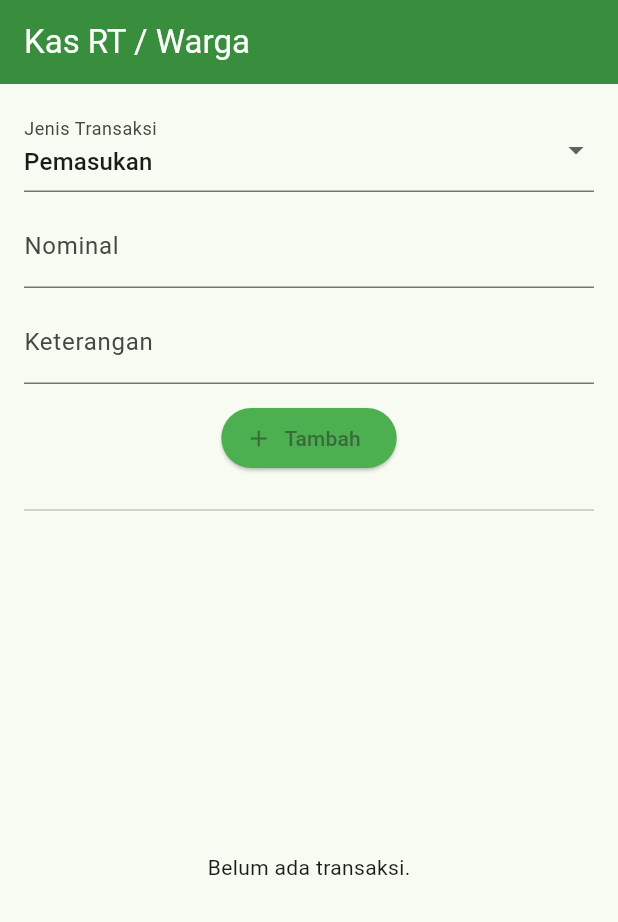
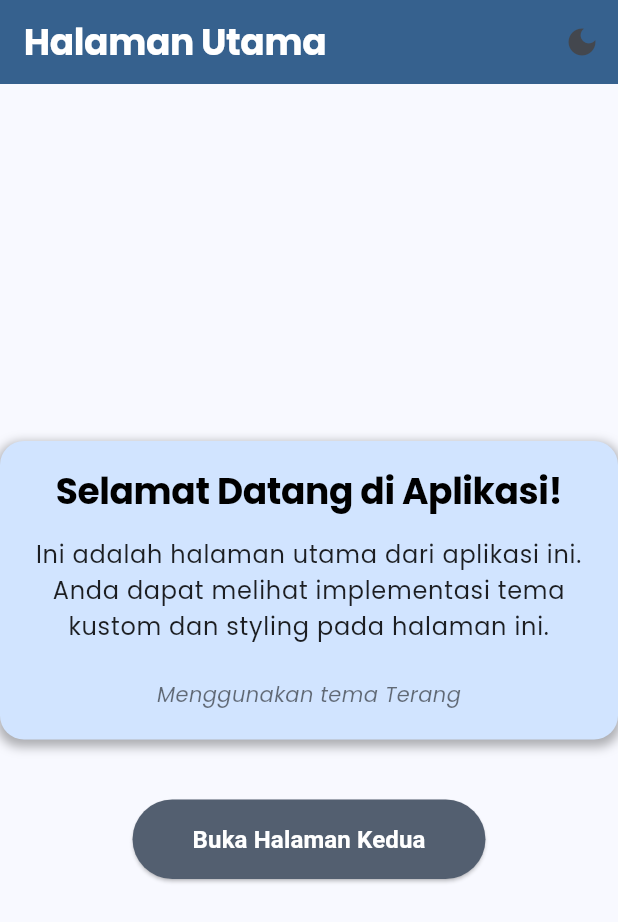
Before and after one commit to naufalarkan160702/todolist_app, a Flutter app: the screen it shows after launch, on a phone screen of 412 x 824 dp. Shown: the top 922 px of the screen. Run offline on Flutter 3.47's test engine with Material 3 defaults, Android fonts, the phone set to English and light mode, and no system bars; our stand-ins replace google_fonts.

Commit message:
tambah halaman

```diff
--- a/lib/Tambahkas.dart
+++ /dev/null
@@ -1,6 +0,0 @@
-setstate((){
-    _kaslist.add(new Item);
-    _nominalController.clear();
-    _keterangancontroller.clear();
-    _selectedate = datetime.now();
-});
--- a/lib/class _HomePageState.dart
+++ /dev/null
@@ -1,80 +0,0 @@
-return Scaffold(
-  appBar: AppBar(
-    title: const Text('Kas RT / Warga'),
-    backgroundColor: Colors.green[700],
-    foregroundColor: Colors.white,
-  ),
-  body: Padding(
-    padding: const EdgeInsets.all(16.0),
-    child: Column(
-      children: [
-        // 🧾 Form Input Kas
-        Form(
-          key: _formKey,
-          child: Column(
-            children: [
-              DropdownButtonFormField<String>(
-                value: _selectedJenis,
-                items: const [
-                  DropdownMenuItem(value: 'Pemasukan', child: Text('Pemasukan')),
-                  DropdownMenuItem(value: 'Pengeluaran', child: Text('Pengeluaran')),
-                ],
-                onChanged: (val) => setState(() => _selectedJenis = val!),
-                decoration: const InputDecoration(labelText: 'Jenis Transaksi'),
-              ),
-              const SizedBox(height: 8),
-              TextFormField(
-                controller: _nominalController,
-                keyboardType: TextInputType.number,
-                decoration: const InputDecoration(labelText: 'Nominal'),
-                validator: (val) => val == null || val.isEmpty ? 'Isi nominal' : null,
-              ),
-              const SizedBox(height: 8),
-              TextFormField(
-                controller: _keteranganController,
-                decoration: const InputDecoration(labelText: 'Keterangan'),
-              ),
-              const SizedBox(height: 12),
-              ElevatedButton.icon(
-                icon: const Icon(Icons.add),
-                onPressed: _tambahKas,
-                label: const Text('Tambah'),
-                style: ElevatedButton.styleFrom(backgroundColor: Colors.green),
-              ),
-            ],
-          ),
-        ),
-        const SizedBox(height: 16),
-        const Divider(),
-        // 📋 List Transaksi
-        Expanded(
-          child: _kasList.isEmpty
-              ? const Center(child: Text('Belum ada transaksi.'))
-              : ListView.builder(
-                  itemCount: _kasList.length,
-                  itemBuilder: (context, index) {
-                    final item = _kasList[index];
-                    return ListTile(
-                      leading: Icon(
-                        item.jenis == 'Pemasukan'
-                            ? Icons.arrow_downward
-                            : Icons.arrow_upward,
-                        color: item.jenis == 'Pemasukan' ? Colors.green : Colors.red,
-                      ),
-                      title: Text(item.keterangan),
-                      subtitle: Text(formatDate.format(item.tanggal)),
-                      trailing: Text(
-                        '${item.jenis == 'Pemasukan' ? '+' : '-'}${formatCurrency.format(item.nominal)}',
-                        style: TextStyle(
-                          color: item.jenis == 'Pemasukan' ? Colors.green : Colors.red,
-                          fontWeight: FontWeight.bold,
-                        ),
-                      ),
-                    );
-                  },
-                ),
-        ),
-      ],
-    ),
-  ),
-);
--- /dev/null
+++ b/lib/home_page.dart
@@ -0,0 +1,101 @@
+import 'package:flutter/material.dart';
+
+class HomePage extends StatelessWidget {
+  final Function toggleTheme;
+  final bool isDarkMode;
+
+  const HomePage({
+    super.key,
+    required this.toggleTheme,
+    required this.isDarkMode,
+  });
+
+  @override
+  Widget build(BuildContext context) {
+    final theme = Theme.of(context);
+
+    return Scaffold(
+      appBar: AppBar(
+        title: Text(
+          'Halaman Utama',
+          style: theme.textTheme.displayLarge?.copyWith(
+            color: theme.colorScheme.onPrimary,
+          ),
+        ),
+        backgroundColor: theme.colorScheme.primary,
+        actions: [
+          IconButton(
+            icon: Icon(isDarkMode ? Icons.light_mode : Icons.dark_mode),
+            onPressed: () => toggleTheme(),
+            tooltip: isDarkMode ? 'Beralih ke Mode Terang' : 'Beralih ke Mode Gelap',
+          ),
+        ],
+      ),
+      body: Center(
+        child: Column(
+          mainAxisAlignment: MainAxisAlignment.center,
+          children: [
+            Container(
+              padding: const EdgeInsets.all(20),
+              decoration: BoxDecoration(
+                color: theme.colorScheme.primaryContainer,
+                borderRadius: BorderRadius.circular(16),
+                boxShadow: [
+                  BoxShadow(
+                    color: theme.shadowColor.withOpacity(0.3),
+                    spreadRadius: 2,
+                    blurRadius: 5,
+                    offset: const Offset(0, 3),
+                  ),
+                ],
+              ),
+              child: Column(
+                children: [
+                  Text(
+                    'Selamat Datang di Aplikasi!',
+                    style: theme.textTheme.displayLarge,
+                    textAlign: TextAlign.center,
+                  ),
+                  const SizedBox(height: 16),
+                  Text(
+                    'Ini adalah halaman utama dari aplikasi ini. Anda dapat melihat implementasi tema kustom dan styling pada halaman ini.',
+                    style: theme.textTheme.bodyLarge,
+                    textAlign: TextAlign.center,
+                  ),
+                  const SizedBox(height: 24),
+                  Text(
+                    'Menggunakan tema ' + (isDarkMode ? 'Gelap' : 'Terang'),
+                    style: theme.textTheme.bodyMedium?.copyWith(
+                      fontStyle: FontStyle.italic,
+                    ),
+                  ),
+                ],
+              ),
+            ),
+            const SizedBox(height: 40),
+            ElevatedButton(
+              onPressed: () {
+                Navigator.pushNamed(context, '/second');
+              },
+              style: ElevatedButton.styleFrom(
+                backgroundColor: theme.colorScheme.secondary,
+                padding: const EdgeInsets.symmetric(horizontal: 40, vertical: 15),
+                shape: RoundedRectangleBorder(
+                  borderRadius: BorderRadius.circular(30),
+                ),
+              ),
+              child: Text(
+                'Buka Halaman Kedua',
+                style: TextStyle(
+                  fontSize: 16,
+                  fontWeight: FontWeight.bold,
+                  color: theme.colorScheme.onSecondary,
+                ),
+              ),
+            ),
+          ],
+        ),
+      ),
+    );
+  }
+}
--- a/lib/main.dart
+++ b/lib/main.dart
@@ -1,151 +1,90 @@
 import 'package:flutter/material.dart';
-import 'package:intl/intl.dart';
-import 'package:uuid/uuid.dart';
-import 'models/kas_model.dart';
+import 'package:google_fonts/google_fonts.dart';
+import 'home_page.dart';
+import 'second_page.dart';
 
 void main() {
-  runApp(const KasRTApp());
+  runApp(const MyApp());
 }
 
-class KasRTApp extends StatelessWidget {
-  const KasRTApp({super.key});
+class MyApp extends StatefulWidget {
+  const MyApp({super.key});
+
+  @override
+  State<MyApp> createState() => _MyAppState();
+}
+
+class _MyAppState extends State<MyApp> {
+  bool isDarkMode = false;
+
+  void toggleTheme() {
+    setState(() {
+      isDarkMode = !isDarkMode;
+    });
+  }
 
   @override
   Widget build(BuildContext context) {
     return MaterialApp(
-      title: 'Aplikasi Kas RT',
+      title: 'Flutter Navigation App',
       theme: ThemeData(
-        colorScheme: ColorScheme.fromSeed(seedColor: Colors.green),
-        useMaterial3: true,
+        brightness: Brightness.light,
+        primaryColor: Colors.blue,
+        colorScheme: ColorScheme.fromSeed(
+          seedColor: Colors.blue,
+          brightness: Brightness.light,
+        ),
+        textTheme: GoogleFonts.poppinsTextTheme(
+          const TextTheme(
+            displayLarge: TextStyle(
+              fontSize: 24.0,
+              fontWeight: FontWeight.bold,
+              color: Colors.black,
+            ),
+            bodyLarge: TextStyle(
+              fontSize: 16.0,
+              fontWeight: FontWeight.normal,
+              color: Colors.black87,
+            ),
+            bodyMedium: TextStyle(
+              fontSize: 14.0,
+              color: Colors.black54,
+            ),
+          ),
+        ),
       ),
-      home: const HomePage(),
+      darkTheme: ThemeData(
+        brightness: Brightness.dark,
+        primaryColor: Colors.deepPurple,
+        colorScheme: ColorScheme.fromSeed(
+          seedColor: Colors.deepPurple,
+          brightness: Brightness.dark,
+        ),
+        textTheme: GoogleFonts.poppinsTextTheme(
+          const TextTheme(
+            displayLarge: TextStyle(
+              fontSize: 24.0,
+              fontWeight: FontWeight.bold,
+              color: Colors.white,
+            ),
+            bodyLarge: TextStyle(
+              fontSize: 16.0,
+              fontWeight: FontWeight.normal,
+              color: Colors.white70,
+            ),
+            bodyMedium: TextStyle(
+              fontSize: 14.0,
+              color: Colors.white60,
+            ),
+          ),
+        ),
+      ),
+      themeMode: isDarkMode ? ThemeMode.dark : ThemeMode.light,
+      initialRoute: '/',
+      routes: {
+        '/': (context) => HomePage(toggleTheme: toggleTheme, isDarkMode: isDarkMode),
+        '/second': (context) => const SecondPage(),
+      },
     );
   }
 }
-
-class HomePage extends StatefulWidget {
-  const HomePage({super.key});
-
-  @override
-  State<HomePage> createState() => _HomePageState();
-}
-
-class _HomePageState extends State<HomePage> {
-  final List<KasItem> _kasList = [];
-  final _formKey = GlobalKey<FormState>();
-  String _selectedJenis = 'Pemasukan';
-  final _nominalController = TextEditingController();
-  final _keteranganController = TextEditingController();
-  DateTime _selectedDate = DateTime.now();
-
-  @override
-  void dispose() {
-    _nominalController.dispose();
-    _keteranganController.dispose();
-    super.dispose();
-  }
-
-  void _tambahKas() {
-    if (_formKey.currentState!.validate()) {
-      final newItem = KasItem(
-        id: const Uuid().v4(),
-        jenis: _selectedJenis,
-        nominal: double.parse(_nominalController.text),
-        keterangan: _keteranganController.text,
-        tanggal: _selectedDate,
-      );
-
-      setState(() {
-        _kasList.add(newItem);
-        _nominalController.clear();
-        _keteranganController.clear();
-        _selectedDate = DateTime.now();
-      });
-    }
-  }
-
-  @override
-  Widget build(BuildContext context) {
-    final formatCurrency = NumberFormat.currency(locale: 'id', symbol: 'Rp ');
-    final formatDate = DateFormat('dd MMM yyyy');
-
-    return Scaffold(
-      appBar: AppBar(
-        title: const Text('Kas RT / Warga'),
-        backgroundColor: Colors.green[700],
-        foregroundColor: Colors.white,
-      ),
-      body: Padding(
-        padding: const EdgeInsets.all(16.0),
-        child: Column(
-          children: [
-            Form(
-              key: _formKey,
-              child: Column(
-                children: [
-                  DropdownButtonFormField<String>(
-                    value: _selectedJenis,
-                    items: const [
-                      DropdownMenuItem(value: 'Pemasukan', child: Text('Pemasukan')),
-                      DropdownMenuItem(value: 'Pengeluaran', child: Text('Pengeluaran')),
-                    ],
-                    onChanged: (val) => setState(() => _selectedJenis = val!),
-                    decoration: const InputDecoration(labelText: 'Jenis Transaksi'),
-                  ),
-                  const SizedBox(height: 8),
-                  TextFormField(
-                    controller: _nominalController,
-                    keyboardType: TextInputType.number,
-                    decoration: const InputDecoration(labelText: 'Nominal'),
-                    validator: (val) => val == null || val.isEmpty ? 'Isi nominal' : null,
-                  ),
-                  const SizedBox(height: 8),
-                  TextFormField(
-                    controller: _keteranganController,
-                    decoration: const InputDecoration(labelText: 'Keterangan'),
-                  ),
-                  const SizedBox(height: 12),
-                  ElevatedButton.icon(
-                    icon: const Icon(Icons.add),
-                    onPressed: _tambahKas,
-                    label: const Text('Tambah'),
-                    style: ElevatedButton.styleFrom(backgroundColor: Colors.green),
-                  ),
-                ],
-              ),
-            ),
-            const SizedBox(height: 16),
-            const Divider(),
-            Expanded(
-              child: _kasList.isEmpty
-                  ? const Center(child: Text('Belum ada transaksi.'))
-                  : ListView.builder(
-                      itemCount: _kasList.length,
-                      itemBuilder: (context, index) {
-                        final item = _kasList[index];
-                        return ListTile(
-                          leading: Icon(
-                            item.jenis == 'Pemasukan'
-                                ? Icons.arrow_downward
-                                : Icons.arrow_upward,
-                            color: item.jenis == 'Pemasukan' ? Colors.green : Colors.red,
-                          ),
-                          title: Text(item.keterangan),
-                          subtitle: Text(formatDate.format(item.tanggal)),
-                          trailing: Text(
-                            '${item.jenis == 'Pemasukan' ? '+' : '-'}${formatCurrency.format(item.nominal)}',
-                            style: TextStyle(
-                              color: item.jenis == 'Pemasukan' ? Colors.green : Colors.red,
-                              fontWeight: FontWeight.bold,
-                            ),
-                          ),
-                        );
-                      },
-                    ),
-            ),
-          ],
-        ),
-      ),
-    );
-  }
-}
--- a/lib/models/kas_model.dart
+++ /dev/null
@@ -1,35 +0,0 @@
-class KasItem {
-  final String id;
-  final String jenis; // "Pemasukan" atau "Pengeluaran"
-  final double nominal;
-  final String keterangan;
-  final DateTime tanggal;
-
-  KasItem({
-    required this.id,
-    required this.jenis,
-    required this.nominal,
-    required this.keterangan,
-    required this.tanggal,
-  });
-
-  Map<String, dynamic> toMap() {
-    return {
-      'id': id,
-      'jenis': jenis,
-      'nominal': nominal,
-      'keterangan': keterangan,
-      'tanggal': tanggal.toIso8601String(),
-    };
-  }
-
-  factory KasItem.fromMap(Map<String, dynamic> map) {
-    return KasItem(
-      id: map['id'],
-      jenis: map['jenis'],
-      nominal: map['nominal'],
-      keterangan: map['keterangan'],
-      tanggal: DateTime.parse(map['tanggal']),
-    );
-  }
-}
--- a/pubspec.yaml
+++ b/pubspec.yaml
@@ -37,6 +37,7 @@ dependencies:
   # The following adds the Cupertino Icons font to your application.
   # Use with the CupertinoIcons class for iOS style icons.
   cupertino_icons: ^1.0.8
+  google_fonts: ^6.2.1
 
 dev_dependencies:
   flutter_test:
```
Also changed, not shown: lib/second_page.dart (added, +137 -0 lines), pubspec.lock, 1 other file.
